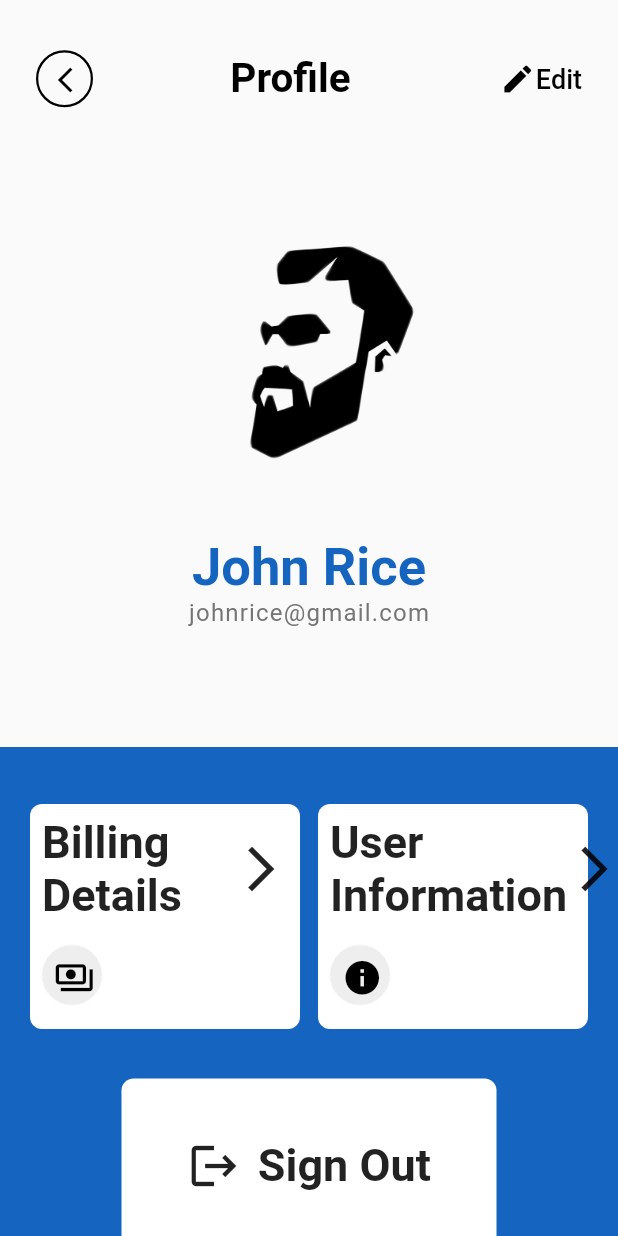
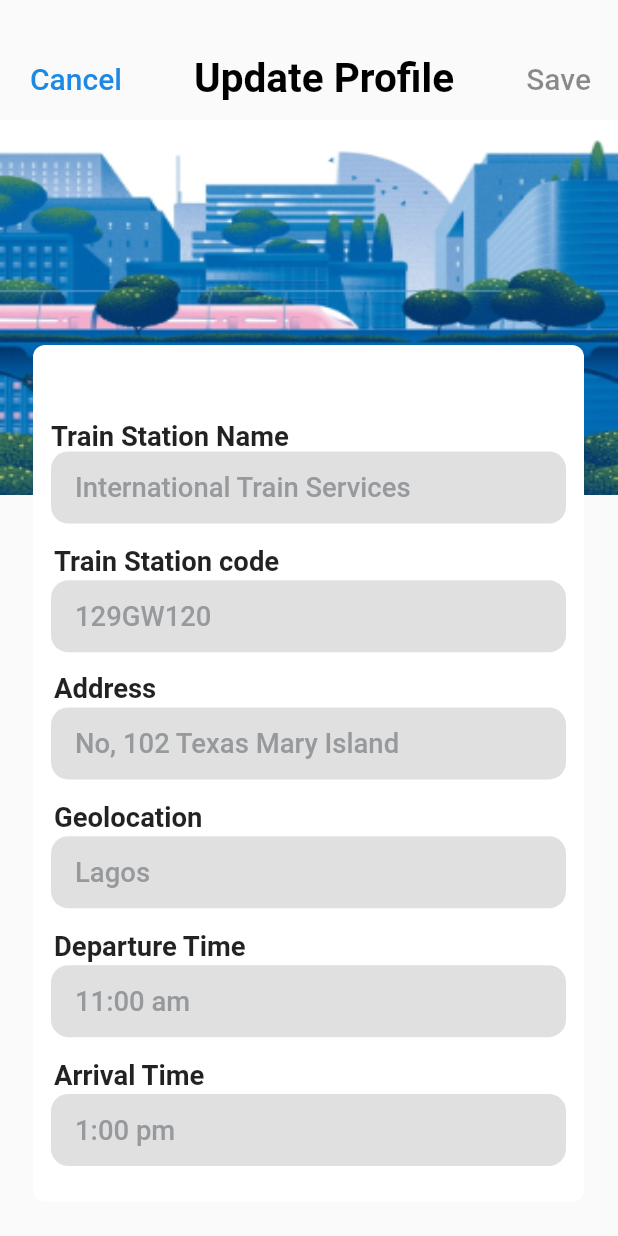
Before and after one commit to MaxTrent/rail_buddy, a Flutter app: the screen it shows after launch, on a phone screen of 412 x 824 dp. Run offline on Flutter 3.47's test engine with Material 2 defaults, Android fonts, the phone set to English and light mode, and no system bars; our stand-ins replace flutter_screenutil, google_fonts.

Commit message:
update station page

```diff
--- a/lib/main.dart
+++ b/lib/main.dart
@@ -2,6 +2,7 @@ import 'package:flutter/material.dart';
 import 'package:flutter/services.dart';
 import 'package:flutter_screenutil/flutter_screenutil.dart';
 import 'package:google_fonts/google_fonts.dart';
+import 'package:train_app/screens/admin/admin_update_station.dart';
 import 'package:train_app/screens/forgot_password.dart';
 import 'package:train_app/screens/homepage.dart';
 import 'package:train_app/screens/user/user_profile.dart';
@@ -32,7 +33,7 @@ class MyApp extends StatelessWidget {
           // textTheme: GoogleFonts.nunitoTextTheme(Theme.of(context).textTheme),
           primarySwatch: Colors.blue,
         ),
-        home: UserProfilePage(),
+        home: AdminUpdateStationScreen(),
         routes: {
           LoginScreen.id: (context) => LoginScreen(),
           ForgotPassword.id: (context) => ForgotPassword(),
--- a/lib/screens/admin/admin_update_profile_screen.dart
+++ b/lib/screens/admin/admin_update_profile_screen.dart
@@ -306,7 +306,7 @@ class _AdminUpdateProfileScreenState extends State<AdminUpdateProfileScreen> {
                             height: 50.h,
                             width: 320.w,
                             child: RailBuddyTextFormField(
-                              controller: emailController,
+                              controller: cityController,
                               hintText: 'Ikoyi,Lagos',
                               borderSide: BorderSide.none,
                               keyboardType: TextInputType.emailAddress,
@@ -336,7 +336,7 @@ class _AdminUpdateProfileScreenState extends State<AdminUpdateProfileScreen> {
                             height: 50.h,
                             width: 320.w,
                             child: RailBuddyTextFormField(
-                              controller: emailController,
+                              controller: cityController,
                               hintText: 'Nigeria',
                               borderSide: BorderSide.none,
                               keyboardType: TextInputType.emailAddress,
--- /dev/null
+++ b/lib/screens/admin/admin_update_station.dart
@@ -0,0 +1,309 @@
+import 'package:intl/intl.dart';
+import 'package:flutter/material.dart';
+import 'package:flutter_screenutil/flutter_screenutil.dart';
+import 'package:train_app/screens/admin/admin_profile.dart';
+
+import '../../railBuddyButton.dart';
+import '../../railBuddyTextFormField.dart';
+import '../../services/user_services.dart';
+
+class AdminUpdateStationScreen extends StatefulWidget {
+  static const String id = 'admin-update-profile';
+  const AdminUpdateStationScreen({Key? key}) : super(key: key);
+
+  @override
+  State<AdminUpdateStationScreen> createState() =>
+      _AdminUpdateStationScreenState();
+}
+
+class _AdminUpdateStationScreenState extends State<AdminUpdateStationScreen> {
+  TextEditingController nameController = TextEditingController();
+  TextEditingController emailController = TextEditingController();
+  TextEditingController addressController = TextEditingController();
+  TextEditingController cityController = TextEditingController();
+  TextEditingController departureTimeController = TextEditingController();
+  TextEditingController arrivalTimeController = TextEditingController();
+  late DateTime selectedDate = DateTime.now();
+  final _minimumDate = DateTime(1930, 1, 1);
+  final _maximumDate = DateTime.now();
+  final _formKey = GlobalKey<FormState>();
+
+  @override
+  Widget build(BuildContext context) {
+    return SafeArea(
+      child: Scaffold(
+        backgroundColor: Theme.of(context).scaffoldBackgroundColor,
+        appBar: AppBar(
+          toolbarHeight: 80,
+          backgroundColor: Theme.of(context).scaffoldBackgroundColor,
+          elevation: 0.0,
+          title: Padding(
+            padding: const EdgeInsets.only(left: 2.0, top: 25),
+            child: Row(
+              mainAxisAlignment: MainAxisAlignment.spaceBetween,
+              children: [
+                Padding(
+                  padding: const EdgeInsets.all(2.0),
+                  child: InkWell(
+                    onTap: () {
+                      Navigator.of(context).pushReplacement(
+                        MaterialPageRoute(
+                          builder: ((context) => const AdminProfilePage()),
+                        ),
+                      );
+                    },
+                    child: Text(
+                      'Cancel',
+                      style: TextStyle(
+                        fontSize: 20,
+                        color: Colors.blue.shade600,
+                      ),
+                    ),
+                  ),
+                ),
+                const Text(
+                  'Update Profile',
+                  style: TextStyle(
+                    fontSize: 27,
+                    fontWeight: FontWeight.bold,
+                    color: Colors.black,
+                  ),
+                ),
+                Padding(
+                  padding: const EdgeInsets.all(2.0),
+                  child: InkWell(
+                    onTap: () {
+                      if (_formKey.currentState!.validate()) {
+                        _formKey.currentState!.save();
+
+                        // Save the updated departure and arrival times to the database here
+
+                        Navigator.pop(context);
+                      }
+                    },
+                    child: const Text(
+                      'Save',
+                      style: TextStyle(
+                        fontSize: 20,
+                        color: Colors.black45,
+                      ),
+                    ),
+                  ),
+                ),
+              ],
+            ),
+          ),
+        ),
+        body: SingleChildScrollView(
+          child: Form(
+            key: _formKey,
+            child: Stack(
+              children: [
+                Container(
+                  height: 250,
+                  width: double.infinity,
+                  child: Image.asset(
+                    'assets/images/train_image.png',
+                    fit: BoxFit.fill,
+                  ),
+                ),
+                Padding(
+                  padding: const EdgeInsets.only(top: 150, left: 22.0),
+                  child: Container(
+                    decoration: BoxDecoration(
+                      color: Colors.white,
+                      borderRadius: BorderRadius.circular(8),
+                    ),
+                    child: SingleChildScrollView(
+                      child: Padding(
+                        padding: const EdgeInsets.all(12.0),
+                        child: Column(
+                          crossAxisAlignment: CrossAxisAlignment.start,
+                          children: [
+                            Padding(
+                              padding: const EdgeInsets.only(top: 38.0),
+                              child: Text('Train Station Name',
+                                  style:
+                                      // GoogleFonts.nunito(
+                                      TextStyle(
+                                    fontSize: 16.sp,
+                                    fontWeight: FontWeight.w600,
+                                  )
+                                  // ),
+                                  ),
+                            ),
+                            SizedBox(
+                                height: 50.h,
+                                width: 300.w,
+                                child: RailBuddyTextFormField(
+                                  // obscure: true,
+                                  controller: nameController,
+                                  hintText: 'International Train Services',
+                                  borderSide: BorderSide.none,
+                                  keyboardType: TextInputType.emailAddress,
+                                )),
+                            SizedBox(
+                              height: 1.h,
+                            ),
+                            Column(
+                              crossAxisAlignment: CrossAxisAlignment.start,
+                              children: [
+                                Padding(
+                                  padding: const EdgeInsets.all(2.0),
+                                  child: Text('Train Station code',
+                                      style:
+                                          // GoogleFonts.nunito(
+                                          TextStyle(
+                                        fontSize: 16.sp,
+                                        fontWeight: FontWeight.w600,
+                                      )
+                                      // ),
+                                      ),
+                                ),
+                                SizedBox(
+                                  height: 50.h,
+                                  width: 300.w,
+                                  child: RailBuddyTextFormField(
+                                    controller: emailController,
+                                    hintText: '129GW120',
+                                    borderSide: BorderSide.none,
+                                    keyboardType: TextInputType.emailAddress,
+                                  ),
+                                ),
+                              ],
+                            ),
+                            Column(
+                              crossAxisAlignment: CrossAxisAlignment.start,
+                              children: [
+                                Padding(
+                                  padding: const EdgeInsets.all(2.0),
+                                  child: Text(
+                                    'Address',
+                                    style:
+                                        // GoogleFonts.nunito(
+                                        TextStyle(
+                                      fontSize: 16.sp,
+                                      fontWeight: FontWeight.w600,
+                                    ),
+                                    // ),
+                                  ),
+                                ),
+                                SizedBox(
+                                  height: 50.h,
+                                  width: 300.w,
+                                  child: RailBuddyTextFormField(
+                                    keyboardType: TextInputType.streetAddress,
+                                    controller: addressController,
+                                    hintText: 'No, 102 Texas Mary Island ',
+                                    borderSide: BorderSide.none,
+                                  ),
+                                ),
+                              ],
+                            ),
+                            SizedBox(
+                              height: 1.h,
+                            ),
+                            Column(
+                              crossAxisAlignment: CrossAxisAlignment.start,
+                              children: [
+                                Padding(
+                                  padding: const EdgeInsets.all(2.0),
+                                  child: Text('Geolocation',
+                                      style:
+                                          // GoogleFonts.nunito(
+                                          TextStyle(
+                                        fontSize: 16.sp,
+                                        fontWeight: FontWeight.w600,
+                                      )
+                                      // ),
+                                      ),
+                                ),
+                                SizedBox(
+                                  height: 50.h,
+                                  width: 300.w,
+                                  child: RailBuddyTextFormField(
+                                    controller: cityController,
+                                    hintText: 'Lagos',
+                                    borderSide: BorderSide.none,
+                                    keyboardType: TextInputType.emailAddress,
+                                  ),
+                                ),
+                              ],
+                            ),
+                            SizedBox(
+                              height: 1.h,
+                            ),
+                            Column(
+                              crossAxisAlignment: CrossAxisAlignment.start,
+                              children: [
+                                Padding(
+                                  padding: const EdgeInsets.all(2.0),
+                                  child: Text('Departure Time',
+                                      style:
+                                          // GoogleFonts.nunito(
+                                          TextStyle(
+                                        fontSize: 16.sp,
+                                        fontWeight: FontWeight.w600,
+                                      )
+                                      // ),
+                                      ),
+                                ),
+                                SizedBox(
+                                  height: 50.h,
+                                  width: 300.w,
+                                  child: RailBuddyTextFormField(
+                                    controller: departureTimeController,
+                                    hintText: '11:00 am',
+                                    borderSide: BorderSide.none,
+                                    keyboardType: TextInputType.emailAddress,
+                                  ),
+                                ),
+                              ],
+                            ),
+                            SizedBox(
+                              height: 1.h,
+                            ),
+                            Column(
+                              crossAxisAlignment: CrossAxisAlignment.start,
+                              children: [
+                                Padding(
+                                  padding: const EdgeInsets.all(2.0),
+                                  child: Text('Arrival Time',
+                                      style:
+                                          // GoogleFonts.nunito(
+                                          TextStyle(
+                                        fontSize: 16.sp,
+                                        fontWeight: FontWeight.w600,
+                                      )
+                                      // ),
+                                      ),
+                                ),
+                                SizedBox(
+                                  height: 50.h,
+                                  width: 300.w,
+                                  child: RailBuddyTextFormField(
+                                    controller: arrivalTimeController,
+                                    hintText: '1:00 pm',
+                                    borderSide: BorderSide.none,
+                                    keyboardType: TextInputType.emailAddress,
+                                  ),
+                                ),
+                              ],
+                            ),
+                          ],
+                        ),
+                      ),
+                    ),
+                  ),
+                ),
+                SizedBox(
+                  height: 12.h,
+                ),
+              ],
+            ),
+          ),
+        ),
+      ),
+    );
+  }
+}
```
Also changed, not shown: lib/screens/payment/payment_screen.dart (added).
